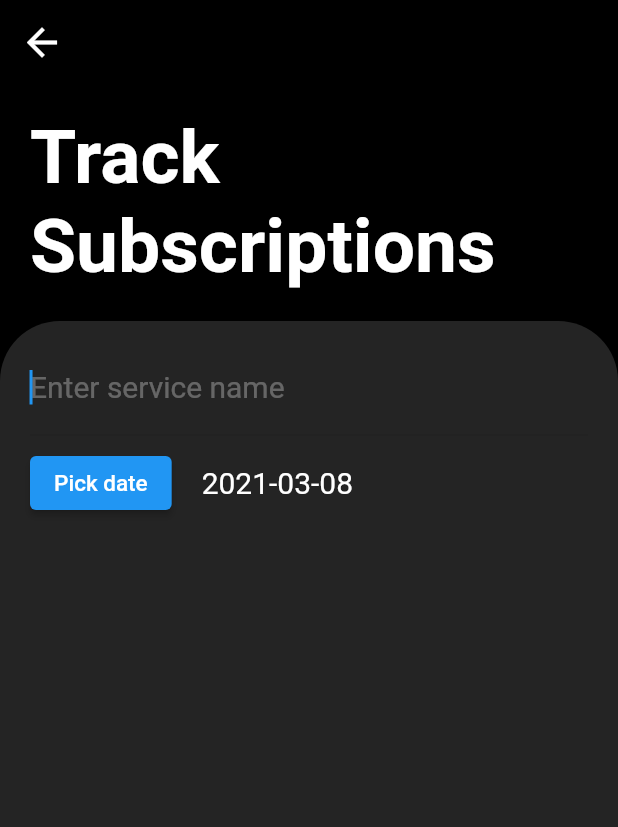
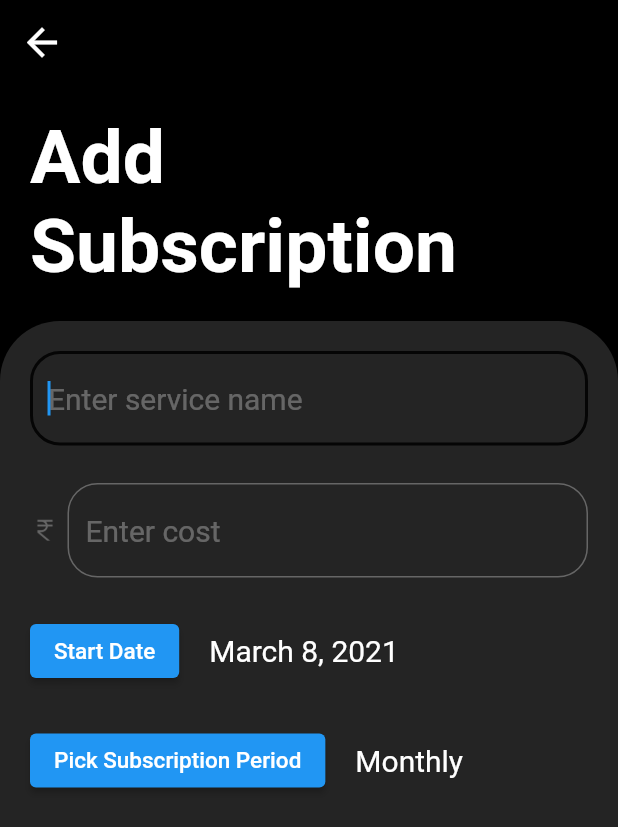
Before and after one commit to Tak1za/SubscriptionTracker, a Flutter app: the screen it shows after launch, after a tap on the "add" icon, on a phone screen of 412 x 824 dp. Shown: the top 827 px of the screen. Run offline on Flutter 3.47's test engine with Material 2 defaults, Android fonts, the phone set to English and light mode, and no system bars; missing offline and left inert: flutter_material_pickers.

Commit message:
Added buttons and pickers for date and subscription period. Also added field for adding cost. Styled input boxes

```diff
--- a/lib/main.dart
+++ b/lib/main.dart
@@ -8,6 +8,7 @@ void main() {
 class MyApp extends StatelessWidget {
   static const _primaryColor = Color(0xFF000000);
   static const _accentColor = Color(0xFF242424);
+  static const _hintColor = Color(0xFF675765);
   // This widget is the root of your application.
   @override
   Widget build(BuildContext context) {
@@ -17,6 +18,7 @@ class MyApp extends StatelessWidget {
       theme: ThemeData(
         primaryColor: _primaryColor,
         accentColor: _accentColor,
+        hintColor: _hintColor
       ),
       home: HomeScreen(),
     );
--- a/lib/screens/add_subscription.dart
+++ b/lib/screens/add_subscription.dart
@@ -1,5 +1,7 @@
 import 'package:flutter/cupertino.dart';
 import 'package:flutter/material.dart';
+import 'package:flutter_material_pickers/helpers/show_scroll_picker.dart';
+import 'package:intl/intl.dart';
 
 class AddSubscription extends StatefulWidget {
   @override
@@ -8,6 +10,15 @@ class AddSubscription extends StatefulWidget {
 
 class _AddSubscriptionState extends State<AddSubscription> {
   DateTime selectedDate = DateTime.now();
+  String selectedSubscriptionPeriod = "Monthly";
+  List<String> subscriptionPeriods = <String>[
+    "Daily",
+    "Alternate Day",
+    "Weekly",
+    "Monthly",
+    "Half Yearly",
+    "Annually",
+  ];
 
   @override
   Widget build(BuildContext context) {
@@ -25,13 +36,17 @@ class _AddSubscriptionState extends State<AddSubscription> {
           centerTitle: true,
           elevation: 0.0,
         ),
-      body: Column(
+        body: SingleChildScrollView(
+          child: ConstrainedBox(
+            constraints:
+                BoxConstraints(maxHeight: MediaQuery.of(context).size.height),
+            child: Column(
               children: <Widget>[
                 Container(
                     child: Padding(
                   padding: EdgeInsets.all(20.0),
                   child: Text(
-                  'Track Subscriptions',
+                    'Add Subscription',
                     style: TextStyle(
                         fontSize: 50.0,
                         fontWeight: FontWeight.bold,
@@ -54,7 +69,19 @@ class _AddSubscriptionState extends State<AddSubscription> {
                           TextField(
                             autofocus: true,
                             decoration: InputDecoration(
-                            border: InputBorder.none,
+                              enabledBorder: OutlineInputBorder(
+                                borderRadius: BorderRadius.all(Radius.circular(20.0)),
+                                borderSide: BorderSide(
+                                  color: Colors.white30,
+                                )
+                              ),
+                              focusedBorder: OutlineInputBorder(
+                                borderRadius: BorderRadius.all(Radius.circular(20.0)),
+                                borderSide: BorderSide(
+                                  color: Colors.black87,
+                                  width: 2.0
+                                )
+                              ),
                               hintText: 'Enter service name',
                               hintStyle: TextStyle(
                                 color: Colors.white30,
@@ -66,37 +93,94 @@ class _AddSubscriptionState extends State<AddSubscription> {
                               fontSize: 20.0,
                             ),
                           ),
-                        Divider(),
+                          SizedBox(height: 25.0),
+                          Row(
+                            mainAxisAlignment: MainAxisAlignment.start,
+                            children: <Widget>[
+                              ImageIcon(
+                                AssetImage("assets/images/rupee.png"),
+                                color: Colors.white30,
+                                size: 20.0,
+                              ),
+                              SizedBox(width: 5.0),
+                              Expanded(
+                                child: TextField(
+                                  keyboardType: TextInputType.number,
+                                  decoration: InputDecoration(
+                                    enabledBorder: OutlineInputBorder(
+                                        borderRadius: BorderRadius.all(Radius.circular(20.0)),
+                                        borderSide: BorderSide(
+                                          color: Colors.white30,
+                                        )
+                                    ),
+                                    focusedBorder: OutlineInputBorder(
+                                        borderRadius: BorderRadius.all(Radius.circular(20.0)),
+                                        borderSide: BorderSide(
+                                            color: Colors.black87,
+                                            width: 2.0
+                                        )
+                                    ),
+                                    hintText: 'Enter cost',
+                                    hintStyle: TextStyle(
+                                      color: Colors.white30,
+                                      fontSize: 20.0,
+                                    ),
+                                  ),
+                                  style: TextStyle(
+                                    color: Colors.white,
+                                    fontSize: 20.0,
+                                  ),
+                                ),
+                              ),
+                            ],
+                          ),
+                          SizedBox(height: 25.0),
                           Row(
                             mainAxisAlignment: MainAxisAlignment.start,
                             children: <Widget>[
                               ElevatedButton(
                                   onPressed: () => _selectDate(context),
                                   child: Text(
-                                  'Pick date',
-                                  style: TextStyle(
-                                    fontSize: 15.0
-                                  ),
-                                )
-                            ),
+                                    'Start Date',
+                                    style: TextStyle(fontSize: 15.0),
+                                  )),
                               SizedBox(
                                 width: 20.0,
                               ),
                               Text(
-                              "${selectedDate.toLocal()}".split(' ')[0],
+                                DateFormat.yMMMMd().format(selectedDate),
                                 style: TextStyle(
-                                color: Colors.white,
-                                fontSize: 20.0
+                                    color: Colors.white, fontSize: 20.0),
                               ),
-                            )
                             ],
-                        )
+                          ),
+                          SizedBox(height: 25.0),
+                          Row(
+                            mainAxisAlignment: MainAxisAlignment.start,
+                            children: <Widget>[
+                              ElevatedButton(
+                                  onPressed: () => _selectSubscriptionPeriodPicker(context),
+                                  child: Text(
+                                    'Pick Subscription Period',
+                                    style: TextStyle(fontSize: 15.0),
+                                  )),
+                              SizedBox(
+                                width: 20.0,
+                              ),
+                              Text(
+                                selectedSubscriptionPeriod,
+                                style: TextStyle(
+                                    color: Colors.white, fontSize: 20.0),
+                              ),
+                            ],
+                          ),
                         ],
                       )),
                 ))
               ],
             ),
-    );
+          ),
+        ));
   }
 
   _selectDate(BuildContext context) async {
@@ -111,4 +195,14 @@ class _AddSubscriptionState extends State<AddSubscription> {
         selectedDate = picked;
       });
   }
+
+  _selectSubscriptionPeriodPicker(BuildContext context) async {
+    showMaterialScrollPicker(
+      context: context,
+      title: "Subscription Period",
+      items: subscriptionPeriods,
+      selectedItem: selectedSubscriptionPeriod,
+      onChanged: (value) => setState(() => selectedSubscriptionPeriod = value),
+    );
   }
+}
```
Also changed, not shown: pubspec.yaml (+5 -3 lines), assets/images/rupee.png (added), pubspec.lock. Lines whose indentation alone changed are shown as unchanged.
